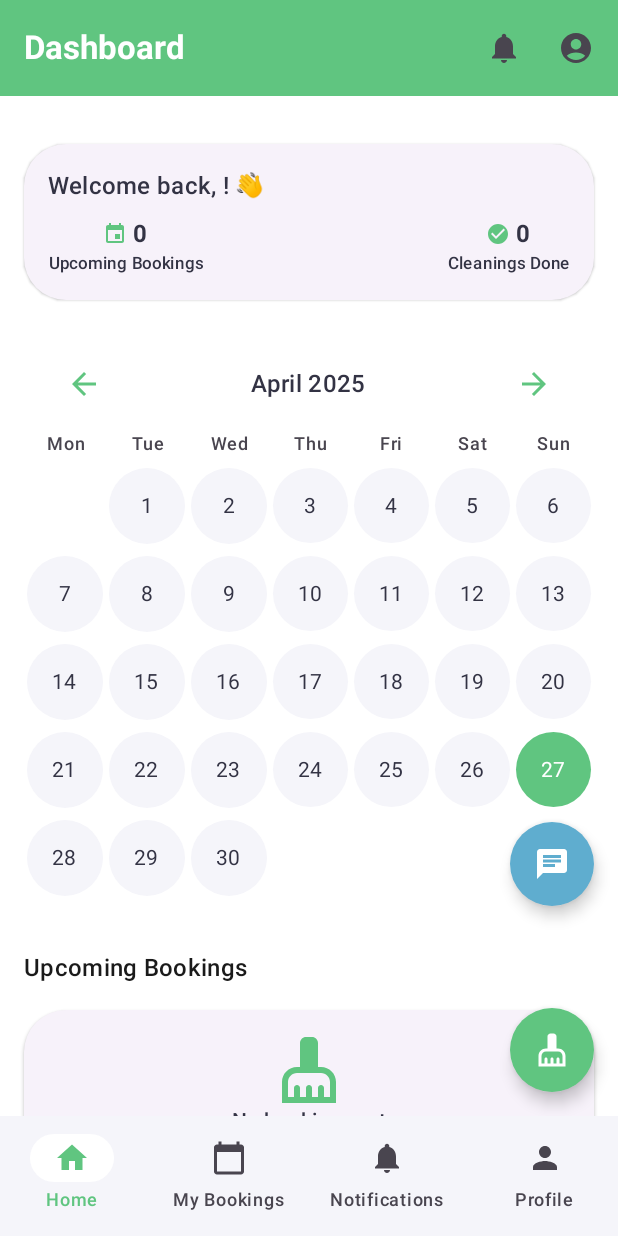
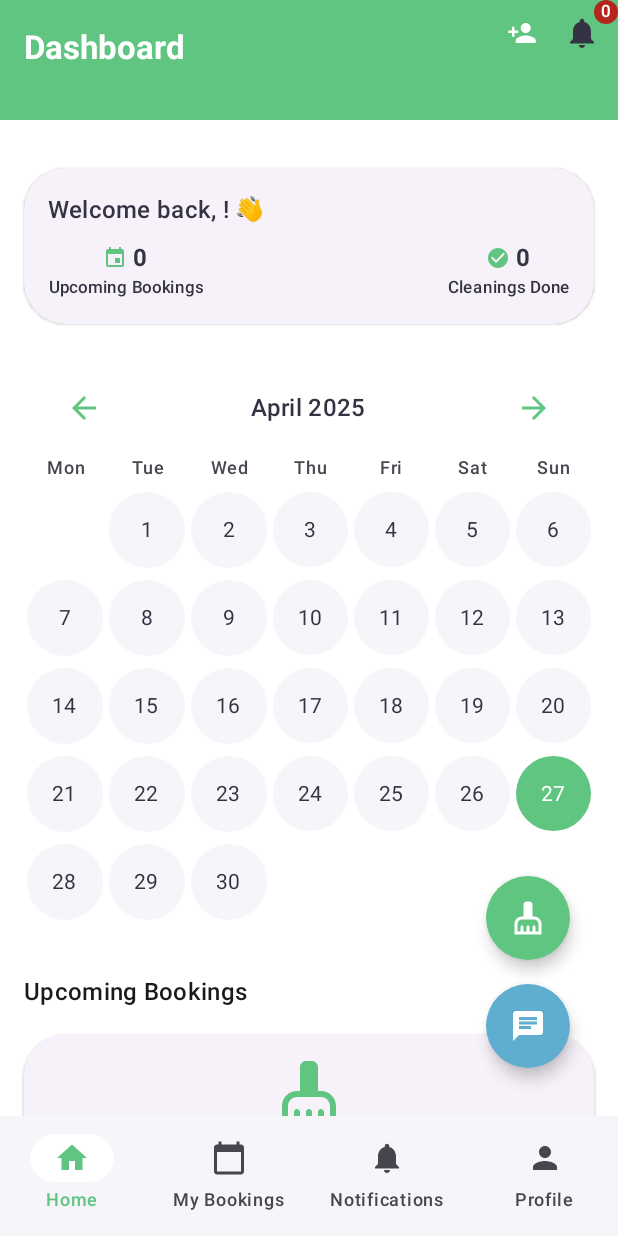
Before and after one commit to Mobile-Development-Project-Group-22/CleanSync, an Android app built with Jetpack Compose: the HomeScreen screen opened through its navigation route, on a phone screen of 412 x 824 dp. Run offline under Robolectric (Android 15) with nearby library versions, the phone set to English and light mode, and no system bars; our stand-ins replace Firebase (no records; nobody signed in at launch, a user with empty details on screens opened directly), accompanist; pictures from the network do not load.

Commit message:
feat: Enhance HomeScreen with improved FAB layout, dynamic profile icon, and animated UI elements

```diff
--- a/app/src/main/java/com/example/cleansync/ui/home/HomeScreen.kt
+++ b/app/src/main/java/com/example/cleansync/ui/home/HomeScreen.kt
@@ -1,5 +1,11 @@
 package com.example.cleansync.ui.home
 
+import androidx.compose.animation.AnimatedVisibility
+import androidx.compose.animation.animateContentSize
+import androidx.compose.animation.fadeIn
+import androidx.compose.animation.fadeOut
+import androidx.compose.animation.scaleIn
+import androidx.compose.animation.scaleOut
 import androidx.compose.foundation.ExperimentalFoundationApi
 import androidx.compose.foundation.layout.*
 import androidx.compose.foundation.lazy.LazyColumn
@@ -53,10 +59,22 @@ fun HomeScreen(
                     userName = userName,
                     unreadCount = homeViewModel.unreadNotificationCount(),
                     onNotificationClick = onNavigateToNotifications,
-                    onProfileClick = onNavigateToProfile
+                    onProfileClick = onNavigateToProfile,
+
                 )
             },
             floatingActionButton = {
+                // Container for both FABs to arrange them
+                Box(
+                    modifier = Modifier
+                        .fillMaxSize()
+                        .padding(16.dp),  // Provide some padding so they don't stick to edges
+                    contentAlignment = Alignment.BottomEnd // Align to the bottom right corner
+                ) {
+                    Column(
+                        horizontalAlignment = Alignment.End,
+                        verticalArrangement = Arrangement.spacedBy(16.dp) // Adds space between buttons
+                    ) {
                         FloatingActionButton(
                             onClick = onNavigateToBooking,
                             shape = CircleShape,
@@ -67,6 +85,17 @@ fun HomeScreen(
                                 imageVector = Icons.Default.CleaningServices,
                                 contentDescription = "Book Now"
                             )
+                        }
+
+                        FloatingActionButton(
+                            onClick = { isChatOpen = true },
+                            shape = CircleShape,
+                            containerColor = MaterialTheme.colorScheme.secondary,
+                            contentColor = MaterialTheme.colorScheme.onSecondary
+                        ) {
+                            Icon(Icons.Default.Chat, contentDescription = "Chat with Assistant")
+                        }
+                    }
                 }
             },
             content = { paddingValues ->
@@ -98,22 +127,6 @@ fun HomeScreen(
             }
         )
 
-        // Chatbot Button (above the Book Now button)
-        Column(
-            modifier = Modifier
-                .align(Alignment.BottomEnd)
-                .padding(end = 16.dp, bottom = 140.dp), // offset above the Book FAB
-            horizontalAlignment = Alignment.End
-        ) {
-            FloatingActionButton(
-                onClick = { isChatOpen = true },
-                shape = CircleShape,
-                containerColor = MaterialTheme.colorScheme.secondary,
-                contentColor = MaterialTheme.colorScheme.onSecondary
-            ) {
-                Icon(Icons.Default.Chat, contentDescription = "Chat with Assistant")
-            }
-        }
 
         // Show Chatbot Dialog when open
         if (isChatOpen) {
@@ -128,14 +141,17 @@ private fun HomeAppBar(
     userName: String,
     unreadCount: Int,
     onNotificationClick: () -> Unit,
-    onProfileClick: () -> Unit
+    onProfileClick: () -> Unit,
+
 ) {
+    val isUserLoggedIn = userName.isNotEmpty() // Check if the user is logged in
     TopAppBar(
         title = {
             Text(
                 text = "Dashboard",
                 style = MaterialTheme.typography.titleLarge,
-                fontWeight = FontWeight.Bold
+                fontWeight = FontWeight.Bold,
+                modifier = Modifier.animateContentSize() // Animation for title resizing
             )
         },
         colors = TopAppBarDefaults.topAppBarColors(
@@ -143,17 +159,78 @@ private fun HomeAppBar(
             titleContentColor = MaterialTheme.colorScheme.onPrimary
         ),
         actions = {
-            BadgedBox(badge = {
-                if (unreadCount > 0) Badge { Text(unreadCount.toString()) }
-            }) {
-                IconButton(onClick = onNotificationClick) {
-                    Icon(Icons.Default.Notifications, contentDescription = "Notifications")
+
+            // Profile Icon with Dynamic User State
+            IconButton(
+                onClick = onProfileClick,
+                modifier = Modifier
+                    .size(40.dp)
+                    .padding(bottom = 20.dp)
+                    .animateContentSize() // Animation for button press
+            ) {
+                if (isUserLoggedIn) {
+                    // Display user profile if logged in
+                    Icon(
+                        Icons.Default.AccountCircle,
+                        contentDescription = "Profile",
+                        tint = MaterialTheme.colorScheme.onPrimary
+                    )
+                } else {
+                    // Show a default icon or a login icon
+                    Icon(
+                        Icons.Default.PersonAdd,
+                        contentDescription = "Login",
+                        tint = MaterialTheme.colorScheme.onPrimary
+                    )
                 }
             }
-            IconButton(onClick = onProfileClick) {
-                Icon(Icons.Default.AccountCircle, contentDescription = "Profile")
+
+            // Notification Icon with Badge
+            // Using BadgedBox to show the unread count
+
+            BadgedBox(
+                badge = {
+
+                        Badge(
+                            modifier = Modifier.padding(
+                            ),
+                        ) {
+                            Text(
+                                unreadCount.toString(),
+                                style = MaterialTheme.typography.labelSmall,
+                                color = MaterialTheme.colorScheme.onSecondary,
+
+                            )
+                        }
+
+                }
+            ) {
+                IconButton(
+                    onClick = onNotificationClick,
+                    modifier = Modifier
+                        .padding(
+                            end = 0.dp,
+                            bottom = 20.dp,
+                        )
+                        .size(40.dp)
+                        .animateContentSize() // Animation for button press
+                ) {
+                    Icon(
+                        Icons.Default.Notifications,
+                        contentDescription = "Notifications",
+                        tint = if (unreadCount > 0) MaterialTheme.colorScheme.onPrimary else MaterialTheme.colorScheme.onSurface,
+                        modifier = Modifier
+                            .padding(
+
+                            )
+                            .animateContentSize() // Animation for button press
+                    )
                 }
             }
+
+
+        },
+        modifier = Modifier.height(80.dp) // Set desired height for top bar
     )
 }
 
@@ -323,6 +400,8 @@ fun BookingDialog(date: LocalDate, bookings: List<Booking>, onDismiss: () -> Uni
     )
 }
 
+
+// A reusable card component for sections
 @Composable
 fun SectionCard(title: String? = null, content: @Composable ColumnScope.() -> Unit) {
     ElevatedCard(
```
Lines whose indentation alone changed are shown as unchanged.
